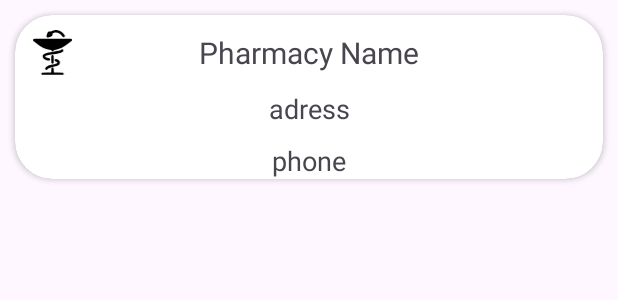
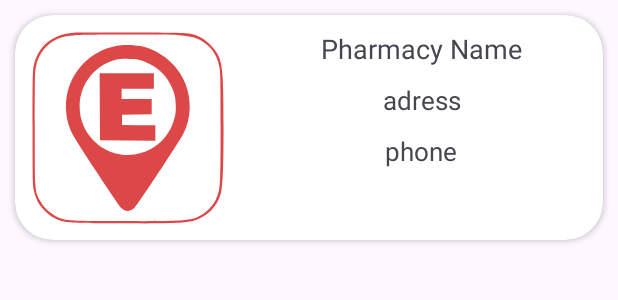
Before and after one commit to Tolgaoren/Duty-Pharmacy-App, an Android app: the layout pharmacy_row.xml on its own in the app's theme, with its tools: preview values and no code run, on a phone screen of 412 x 824 dp. Shown: the top 300 px of the screen. Run offline under Robolectric (Android 15) with nearby library versions, the phone set to English and light mode, and no system bars.

```diff
--- a/app/build.gradle.kts
+++ b/app/build.gradle.kts
@@ -49,7 +49,6 @@ android {
 }
 
 dependencies {
-
     implementation(libs.androidx.core.ktx)
     implementation(libs.androidx.appcompat)
     implementation(libs.material)
@@ -62,5 +61,7 @@ dependencies {
     implementation(libs.retrofit.converter)
     implementation(libs.lifecycle.viewmodel)
     implementation(libs.lifecycle.livedata)
-
+    implementation(libs.coroutines.android)
+    implementation(libs.coroutines.core)
+    implementation(libs.datastore.preferences)
 }
--- a/app/src/main/java/com/toren/nobetcieczane/data/network/ApiUtils.kt
+++ b/app/src/main/java/com/toren/nobetcieczane/data/network/ApiUtils.kt
@@ -3,8 +3,6 @@ package com.toren.nobetcieczane.data.network
 import com.toren.nobetcieczane.data.service.PharmacyDao
 
 class ApiUtils {
-
-
     companion object {
 
         val BASE_URL = "https://api.collectapi.com/"
--- a/app/src/main/java/com/toren/nobetcieczane/data/network/RetrofitClient.kt
+++ b/app/src/main/java/com/toren/nobetcieczane/data/network/RetrofitClient.kt
@@ -6,7 +6,6 @@ import retrofit2.converter.gson.GsonConverterFactory
 class RetrofitClient {
 
     companion object {
-
         fun getClient(baseUrl: String) : Retrofit {
             return Retrofit.Builder()
                 .baseUrl(baseUrl)
--- a/app/src/main/java/com/toren/nobetcieczane/ui/adapter/PharmacyAdapter.kt
+++ b/app/src/main/java/com/toren/nobetcieczane/ui/adapter/PharmacyAdapter.kt
@@ -1,13 +1,11 @@
 package com.toren.nobetcieczane.ui.adapter
 
 import android.annotation.SuppressLint
-import android.util.Log
 import android.view.LayoutInflater
 import android.view.ViewGroup
 import androidx.recyclerview.widget.RecyclerView
 import com.toren.nobetcieczane.databinding.PharmacyRowBinding
 import com.toren.nobetcieczane.data.model.Pharmacy
-import com.toren.nobetcieczane.data.model.PharmacyResponse
 
 class PharmacyAdapter(private val pharmacyList: MutableList<Pharmacy>) :
     RecyclerView.Adapter<PharmacyAdapter.ViewHolder>() {
@@ -23,8 +21,9 @@ class PharmacyAdapter(private val pharmacyList: MutableList<Pharmacy>) :
         return pharmacyList.size
     }
 
+    @SuppressLint("SetTextI18n")
     override fun onBindViewHolder(holder: ViewHolder, position: Int) {
-        holder.binding.pharmacyTw.text = pharmacyList[position].name
+        holder.binding.pharmacyTw.text = pharmacyList[position].name + " ECZANESI"
         holder.binding.adressTw.text = pharmacyList[position].address
         holder.binding.phoneTw.text = pharmacyList[position].phone
     }
--- /dev/null
+++ b/app/src/main/res/drawable/ic_expand.xml
@@ -0,0 +1,5 @@
+<vector xmlns:android="http://schemas.android.com/apk/res/android" android:height="24dp" android:tint="#000000" android:viewportHeight="24" android:viewportWidth="24" android:width="24dp">
+
+    <path android:fillColor="@android:color/white" android:pathData="M16.59,8.59L12,13.17 7.41,8.59 6,10l6,6 6,-6z"/>
+
+</vector>
--- a/app/src/main/res/drawable/ic_pharmacy.xml
+++ b/app/src/main/res/drawable/ic_pharmacy.xml
@@ -1,30 +1,18 @@
 <vector xmlns:android="http://schemas.android.com/apk/res/android"
-    android:width="211dp"
-    android:height="239dp"
-    android:viewportWidth="211"
-    android:viewportHeight="239">
+    android:width="150dp"
+    android:height="150dp"
+    android:viewportWidth="266"
+    android:viewportHeight="266">
   <path
-      android:pathData="M115.8,1.1c-3.1,0.4 -8.7,2.2 -12.4,3.9 -5.2,2.3 -8.1,3 -13,3 -8.5,-0 -10.3,1.8 -14.3,14 -3.8,11.6 -3.8,13.3 -0.5,15.9 3.5,2.7 4.2,2.7 15.4,-1 11.9,-3.9 13.8,-5.6 14.8,-13.4l0.7,-5.9 4.9,-1.9c9.6,-3.5 22.2,-2.1 32.1,3.7 4,2.4 12.1,10.4 16,16.1 3.7,5.2 11.8,3.2 11.8,-3 0,-3.8 -6.8,-13 -13.8,-18.8 -7.3,-6.1 -15.8,-10.2 -25.1,-12.2 -7.6,-1.6 -8.3,-1.6 -16.6,-0.4zM93,22c0,0.5 -0.7,1 -1.5,1 -0.8,-0 -1.5,-0.5 -1.5,-1 0,-0.6 0.7,-1 1.5,-1 0.8,-0 1.5,0.4 1.5,1z"
-      android:fillColor="#000000"
+      android:pathData="M59,3.7c-28.3,2.3 -47.7,18.1 -53.6,43.8 -1.8,7.4 -1.9,13.6 -1.9,86 0,72.6 0.1,78.5 1.9,86 1,4.4 3.2,10.7 4.9,14 4.3,8.7 14.2,18.5 23,22.9 13.7,6.8 14.5,6.8 89.2,7.3 71.5,0.5 90.4,-0.2 101.6,-3.7 18.2,-5.6 31.7,-19.6 36.4,-37.9 2.5,-9.6 3.5,-35 3.5,-88.6 0,-73.3 -1.2,-87.4 -8.3,-101 -4.2,-8.1 -14.7,-18.4 -22.8,-22.4 -13.3,-6.4 -12.6,-6.4 -94.9,-6.6 -41,-0.1 -76.5,-0 -79,0.2zM202.6,7c21.3,1.4 31.1,5.2 42,16 7.2,7.2 11.9,16.7 13.9,28.4 1.2,7.4 1.5,21.3 1.5,82.1 0,81.2 -0.3,85.3 -6.1,97.3 -6.1,12.5 -19,23.3 -32.3,26.8 -10.5,2.9 -34.9,3.6 -100.5,3.1 -71.2,-0.5 -73.6,-0.7 -86,-6.8 -8.5,-4.2 -17.9,-13.5 -21.9,-21.9 -6.7,-13.7 -6.7,-13.1 -6.7,-98 0,-70.3 0.1,-77.2 1.8,-85 2.4,-11 6.7,-19 14.2,-26.5 10.3,-10.3 20.3,-14.2 39.5,-15.5 16.1,-1.1 124.7,-1.1 140.6,-0z"
+      android:fillColor="#DC4848"
       android:strokeColor="#00000000"/>
   <path
-      android:pathData="M3.2,48.6c-2.8,1.9 -3,7.4 -0.4,9.7 1,1 2.3,1.7 2.8,1.7 0.6,-0 5.9,4.1 12,9 26.7,22.1 48.4,32.9 72,36.2 8.5,1.1 9.2,1.4 10.2,4 1.9,5.1 10.4,4.7 11.7,-0.5 0.6,-2.2 1.4,-2.5 6.8,-3.1 23.4,-2.4 49.4,-15.3 75.8,-37.6 5.2,-4.4 10.2,-8 11.1,-8 0.9,-0 2.6,-1.2 3.8,-2.7 2.4,-3 2,-6.9 -0.7,-9.1 -1.3,-0.9 -23.3,-1.2 -102.3,-1.2 -89.4,-0 -100.8,0.2 -102.8,1.6z"
-      android:fillColor="#000000"
+      android:pathData="M118.5,21.4c-18.2,3.6 -33.5,11.7 -45.7,24.3 -23.3,24.2 -30,58.4 -17.7,90.4 2.1,5.5 11.5,20.6 34,55 17.1,26.1 32.7,49.1 34.7,51.1 6.1,6.4 12.7,6.3 19.2,-0 4.5,-4.4 61.2,-90.6 66.4,-100.9 10.4,-20.8 11.3,-45.5 2.5,-68.3 -9.3,-24 -32,-43.8 -57.9,-50.4 -9,-2.3 -26.7,-2.9 -35.5,-1.2zM155.7,42.8c19.2,7.1 32.4,20.4 39.6,39.6 2.4,6.5 3.1,10.2 3.5,18.7 0.5,11.7 -0.5,17.7 -4.5,27.8 -13,32.8 -50,49.6 -82.9,37.7 -9.7,-3.6 -17.1,-8.4 -25.1,-16.3 -12,-12.1 -18.6,-28.2 -18.6,-45.8 0,-25.9 14.8,-49 38.1,-59.7 10.2,-4.7 16.3,-5.8 29.7,-5.4 10.5,0.3 13,0.7 20.2,3.4z"
+      android:fillColor="#FFDC4848"
       android:strokeColor="#00000000"/>
   <path
-      android:pathData="M151.6,104.5c-1.7,1.3 -6.6,3.5 -11,4.9 -7.7,2.4 -14.3,3.6 -46.6,8.6 -31.9,4.9 -42,10.6 -40.8,23 0.9,8.7 8.2,15.3 20.8,19 10.4,3 13.5,3.1 16.5,0.9 1.4,-1.1 2.5,-3 2.5,-4.3 0,-4.1 -2.6,-6.3 -9.2,-7.5 -10.5,-2.1 -19.2,-7.1 -17.3,-10.1 1.9,-3 14.1,-6 44,-10.5 30.9,-4.7 43.2,-8.3 50.3,-14.8 2.8,-2.6 2.9,-7 0.2,-9.7 -2.6,-2.6 -5.8,-2.5 -9.4,0.5z"
-      android:fillColor="#000000"
-      android:strokeColor="#00000000"/>
-  <path
-      android:pathData="M101,135c-1.9,1.9 -2,3.3 -2,21 0,17.7 0.1,19.1 2,21 1.1,1.1 3.1,2 4.5,2 1.4,-0 3.4,-0.9 4.5,-2 1.9,-1.9 2,-3.3 2,-21 0,-17.7 -0.1,-19.1 -2,-21 -1.1,-1.1 -3.1,-2 -4.5,-2 -1.4,-0 -3.4,0.9 -4.5,2z"
-      android:fillColor="#000000"
-      android:strokeColor="#00000000"/>
-  <path
-      android:pathData="M119.2,155.6c-1.5,1 -2.2,2.5 -2.2,4.9 0,3.9 0.3,4.1 8.4,7.5 12,5 6.8,9 -19.5,14.9 -21.2,4.8 -27.4,7 -33.2,12.1 -5,4.5 -7.2,8.8 -6.3,12.5 1.4,5.5 9.4,5.8 12.1,0.5 2.1,-4.1 9.3,-7.5 22.3,-10.6 23.9,-5.6 27.9,-6.7 32.2,-9 6,-3.1 7.4,-4.3 9.9,-8.4 5.6,-9.3 -0.2,-20.1 -13.2,-24.4 -6,-2 -7.7,-2 -10.5,-0z"
-      android:fillColor="#000000"
-      android:strokeColor="#00000000"/>
-  <path
-      android:pathData="M101.5,200.6c-1.7,1.3 -2.1,3 -2.5,13.2l-0.5,11.7 -25,0.5 -24.9,0.5 -1.6,2.7c-1.3,2.5 -1.3,3.1 0,5.5l1.6,2.8 56.9,-0 56.9,-0 1.6,-2.7c1.3,-2.5 1.3,-3.1 0,-5.5l-1.6,-2.8 -24.9,-0.5 -25,-0.5 -0.5,-11.7c-0.4,-10.2 -0.8,-11.9 -2.5,-13.2 -1.1,-0.9 -2.9,-1.5 -4,-1.5 -1.1,-0 -2.9,0.6 -4,1.5z"
-      android:fillColor="#000000"
+      android:pathData="M95.2,104.7l0.3,45.8 37.8,0.3 37.7,0.2 0,-10.5 0,-10.5 -22.7,-0.2 -22.8,-0.3 0,-7 0,-7 20.3,-0.3 20.2,-0.2 0,-10.5 0,-10.5 -20.5,-0 -20.5,-0 0,-7 0,-7 22,-0 22,-0 0,-10.5 0,-10.5 -37,-0 -37,-0 0.2,45.7z"
+      android:fillColor="#FFDC4848"
       android:strokeColor="#00000000"/>
 </vector>
--- a/app/src/main/res/layout/pharmacy_row.xml
+++ b/app/src/main/res/layout/pharmacy_row.xml
@@ -19,10 +19,11 @@
 
             <ImageView
                 android:id="@+id/imageView"
-                android:layout_width="50dp"
-                android:layout_height="50dp"
+                android:layout_width="150dp"
+                android:layout_height="150dp"
                 android:padding="10dp"
                 android:src="@drawable/ic_pharmacy"
+                app:layout_constraintBottom_toBottomOf="parent"
                 app:layout_constraintStart_toStartOf="parent"
                 app:layout_constraintTop_toTopOf="parent" />
 
@@ -30,39 +31,42 @@
                 android:id="@+id/pharmacyTw"
                 android:layout_width="wrap_content"
                 android:layout_height="wrap_content"
+                android:layout_marginTop="10dp"
                 android:layout_marginStart="10dp"
                 android:layout_marginEnd="10dp"
                 android:text="Pharmacy Name"
-                android:textSize="20sp"
-                app:layout_constraintBottom_toBottomOf="@+id/imageView"
+                android:textSize="18sp"
                 app:layout_constraintEnd_toEndOf="parent"
-                app:layout_constraintStart_toStartOf="@+id/imageView"
+                app:layout_constraintStart_toEndOf="@+id/imageView"
                 app:layout_constraintTop_toTopOf="parent" />
 
             <TextView
                 android:id="@+id/adressTw"
-                android:layout_width="match_parent"
+                android:layout_width="0dp"
                 android:layout_height="wrap_content"
+                android:layout_marginTop="10dp"
                 android:layout_marginStart="10dp"
                 android:layout_marginEnd="10dp"
+                android:gravity="center"
                 android:text="adress"
-                android:textSize="18sp"
-                android:gravity="center"
-                app:layout_constraintTop_toBottomOf="@id/imageView"
-                app:layout_constraintStart_toStartOf="parent"
-                app:layout_constraintEnd_toEndOf="parent"/>
+                android:textSize="17sp"
+                app:layout_constraintEnd_toEndOf="parent"
+                app:layout_constraintStart_toEndOf="@+id/imageView"
+                app:layout_constraintTop_toBottomOf="@+id/pharmacyTw" />
 
             <TextView
                 android:id="@+id/phoneTw"
-                android:layout_width="match_parent"
+                android:layout_width="0dp"
                 android:layout_height="wrap_content"
+                android:layout_marginTop="10dp"
+                android:layout_marginStart="10dp"
+                android:layout_marginEnd="10dp"
+                android:gravity="center"
                 android:text="phone"
-                android:layout_margin="10dp"
-                android:textSize="18sp"
-                android:gravity="center"
-                app:layout_constraintTop_toBottomOf="@id/adressTw"
-                app:layout_constraintStart_toStartOf="parent"
-                app:layout_constraintEnd_toEndOf="parent"/>
+                android:textSize="17sp"
+                app:layout_constraintEnd_toEndOf="parent"
+                app:layout_constraintStart_toEndOf="@+id/imageView"
+                app:layout_constraintTop_toBottomOf="@id/adressTw" />
 
         </androidx.constraintlayout.widget.ConstraintLayout>
 
```
Also changed, not shown: app/src/main/java/com/toren/nobetcieczane/data/service/PharmacyDao.kt (+13 -2 lines), app/src/main/java/com/toren/nobetcieczane/ui/activity/MainActivity.kt (+17 -9 lines), app/src/main/java/com/toren/nobetcieczane/ui/viewmodel/MainViewModel.kt (+33 -7 lines), app/src/main/res/layout/activity_main.xml (+75 -1 lines), gradle/libs.versions.toml (+7 -1 lines).
